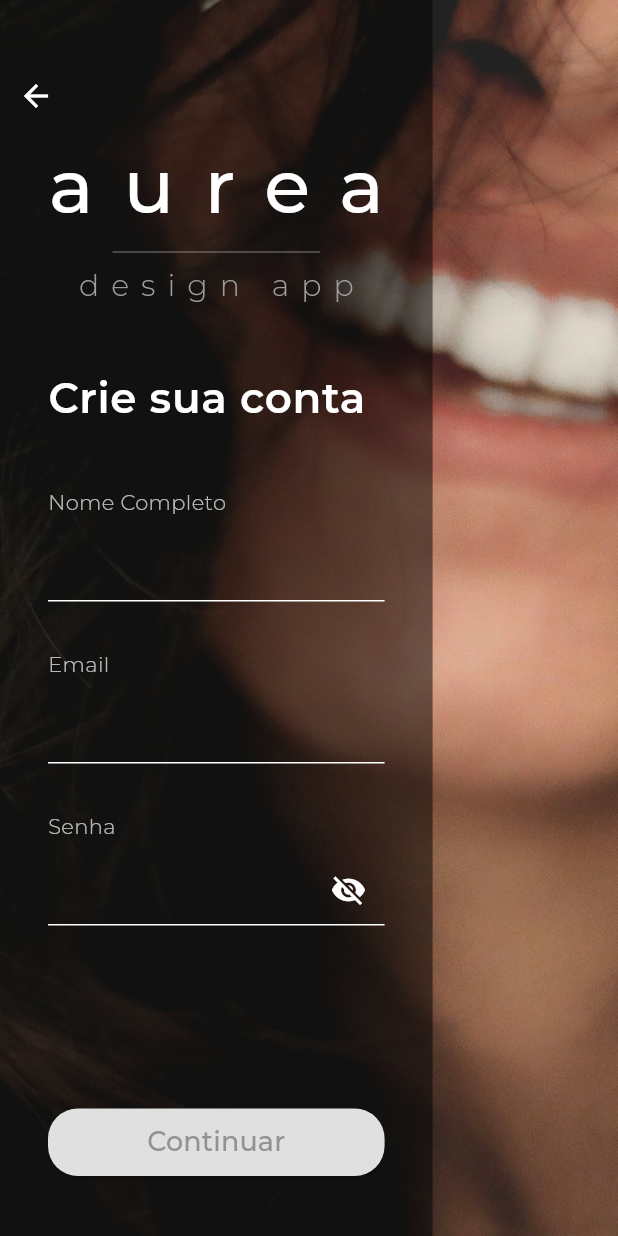
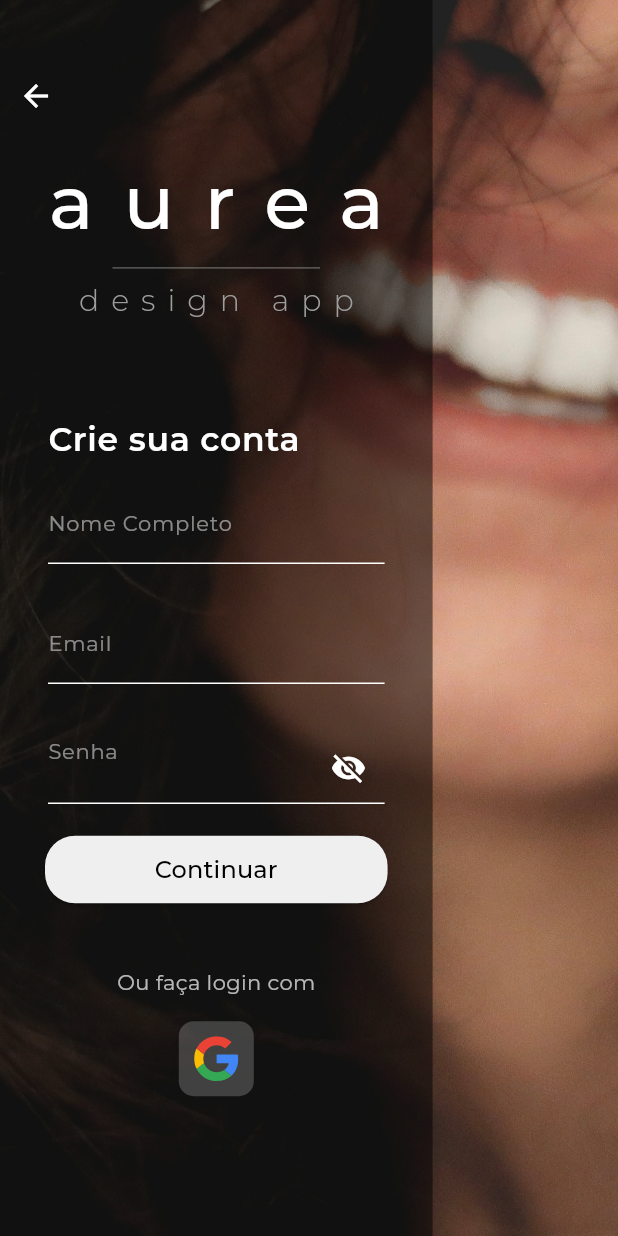
Before and after one commit to lucasbarretoluz/aurea_app, a Flutter app: the SingUpPageView screen opened directly, on a phone screen of 412 x 824 dp. Run offline on Flutter 3.47's test engine with Material 3 defaults, Android fonts, the phone set to English and light mode, and no system bars; drawn by our look-alikes of toastification; our stand-ins replace bloc, dio, firebase_auth, firebase_core, flutter_bloc, flutter_dotenv and 9 more; missing offline and left inert: google_sign_in_platform_interface, local_auth_android, local_auth_darwin; accounts and stored records are empty; statements that could not run were skipped; project files that could hold a hidden picture were left out.

Commit message:
feat: enhance SingUpPage with Google and Apple sign-in options, improve form layout, and update error handling for better user experience

```diff
--- a/lib/src/presentation/screens/sing_up/sing_up_page.dart
+++ b/lib/src/presentation/screens/sing_up/sing_up_page.dart
@@ -1,9 +1,12 @@
+import 'dart:io';
+
 import 'package:aurea_app/src/logic/bloc/auth/auth_bloc.dart';
 import 'package:aurea_app/src/presentation/widgets/buttons/loading_button.dart';
 import 'package:aurea_app/src/presentation/widgets/form_fields/text_field_with_label.dart';
 import 'package:aurea_app/src/presentation/widgets/logo/logo_widget.dart';
 import 'package:flutter/material.dart';
 import 'package:flutter_bloc/flutter_bloc.dart';
+import 'package:flutter_svg/svg.dart';
 import 'package:go_router/go_router.dart';
 
 class SingUpPage extends StatelessWidget {
@@ -43,6 +46,14 @@ class _SingUpPageViewState extends State<SingUpPageView>
     }
   }
 
+  void _handleGoogleSignIn() {
+    context.read<AuthBloc>().add(const SingInGoogleRequest());
+  }
+
+  void _handleAppleSignIn() {
+    context.read<AuthBloc>().add(const SingInAppleRequest());
+  }
+
   @override
   void initState() {
     super.initState();
@@ -59,16 +70,19 @@ class _SingUpPageViewState extends State<SingUpPageView>
       listener: (context, state) {
         if (state is Authenticated) {
           context.go('/home');
-        } else if (state is AuthSingUpError) {
+        } else if (state is AuthSingUpError || state is AuthError) {
           ScaffoldMessenger.of(context).showSnackBar(
             SnackBar(
-              content: Text(state.error),
+              content: Text(
+                state is AuthSingUpError ? state.error : (state as AuthError).error,
+              ),
               backgroundColor: Colors.red,
             ),
           );
         }
       },
       child: Scaffold(
+        resizeToAvoidBottomInset: false,
         backgroundColor: Colors.black,
         body: Stack(
           children: [
@@ -99,10 +113,13 @@ class _SingUpPageViewState extends State<SingUpPageView>
                       child: Form(
                         key: _formKey,
                         child: Column(
+                          mainAxisAlignment: MainAxisAlignment.spaceAround,
                           children: [
                             LogoWidget(),
                             Padding(
-                              padding: const EdgeInsets.symmetric(horizontal: 32.0),
+                              padding: const EdgeInsets.symmetric(
+                                horizontal: 32.0,
+                              ),
                               child: Column(
                                 crossAxisAlignment: CrossAxisAlignment.start,
                                 children: [
@@ -111,16 +128,16 @@ class _SingUpPageViewState extends State<SingUpPageView>
                                     'Crie sua conta',
                                     style: TextStyle(
                                       color: Colors.white,
-                                      fontSize: 28,
+                                      fontSize: 22,
                                       fontWeight: FontWeight.w600,
                                       fontFamily: 'Montserrat',
                                       letterSpacing: 0.5,
                                     ),
                                   ),
-                                  SizedBox(height: 40),
+                                  SizedBox(height: 20),
                                   TextFieldWithLabel(
                                     controller: _nameController,
-                                    label: 'Nome Completo',
+                                    hint: 'Nome Completo',
                                     colorLabel: Colors.white,
                                     iconColor: Colors.white,
                                     validator: (value) {
@@ -133,7 +150,7 @@ class _SingUpPageViewState extends State<SingUpPageView>
                                   SizedBox(height: 32),
                                   TextFieldWithLabel(
                                     controller: _emailController,
-                                    label: 'Email',
+                                    hint: 'Email',
                                     keyboardType: TextInputType.emailAddress,
                                     colorLabel: Colors.white,
                                     iconColor: Colors.white,
@@ -150,7 +167,7 @@ class _SingUpPageViewState extends State<SingUpPageView>
                                   SizedBox(height: 32),
                                   TextFieldWithLabel(
                                     controller: _passwordController,
-                                    label: 'Senha',
+                                    hint: 'Senha',
                                     obscureText: true,
                                     colorLabel: Colors.white,
                                     iconColor: Colors.white,
@@ -167,12 +184,11 @@ class _SingUpPageViewState extends State<SingUpPageView>
                                 ],
                               ),
                             ),
-                          ],
+                            Padding(
+                              padding: const EdgeInsets.only(
+                                right: 30,
+                                left: 30,
                               ),
-                      ),
-                    ),
-                    Padding(
-                      padding: const EdgeInsets.fromLTRB(32.0, 0.0, 32.0, 40.0),
                               child: BlocBuilder<AuthBloc, AuthState>(
                                 builder: (context, state) {
                                   final isLoading = state is AuthLoading;
@@ -180,15 +196,73 @@ class _SingUpPageViewState extends State<SingUpPageView>
                                     onPressed: isLoading ? null : _handleSignUp,
                                     isLoading: isLoading,
                                     text: 'Continuar',
-                            backgroundColor: Colors.grey.shade300,
-                            textColor: Colors.black,
-                            textStyle: TextStyle(
-                              fontSize: 18,
-                              fontWeight: FontWeight.w500,
+                                  );
+                                },
+                              ),
+                            ),
+                            SizedBox(),
+                            BlocBuilder<AuthBloc, AuthState>(
+                              builder: (context, state) {
+                                final isLoading = state is AuthLoading;
+                                return Column(
+                                  children: [
+                                    Text(
+                                      'Ou faça login com',
+                                      style: TextStyle(
+                                        color: Colors.white.withOpacity(0.7),
+                                        fontSize: 14,
                                         fontFamily: 'Montserrat',
                                       ),
+                                    ),
+                                    SizedBox(height: 16),
+                                    Row(
+                                      mainAxisAlignment: MainAxisAlignment.center,
+                                      children: [
+                                        GestureDetector(
+                                          onTap: isLoading ? null : _handleGoogleSignIn,
+                                          child: Container(
+                                            width: 50,
+                                            height: 50,
+                                            padding: const EdgeInsets.all(10),
+                                            decoration: BoxDecoration(
+                                              color: Colors.white.withOpacity(0.2),
+                                              borderRadius: BorderRadius.circular(10),
+                                            ),
+                                            child: SvgPicture.asset('assets/icons/google.svg'),
+                                          ),
+                                        ),
+                                        if (Platform.isIOS) ...[
+                                          const SizedBox(width: 10),
+                                          GestureDetector(
+                                            onTap: isLoading ? null : _handleAppleSignIn,
+                                            child: Container(
+                                              width: 50,
+                                              height: 50,
+                                              padding: const EdgeInsets.fromLTRB(6, 6, 6, 10),
+                                              decoration: BoxDecoration(
+                                                color: Colors.white.withOpacity(0.2),
+                                                borderRadius: BorderRadius.circular(10),
+                                              ),
+                                              child: SvgPicture.asset(
+                                                'assets/icons/apple.svg',
+                                                colorFilter: const ColorFilter.mode(
+                                                  Colors.white,
+                                                  BlendMode.srcIn,
+                                                ),
+                                              ),
+                                            ),
+                                          ),
+                                        ],
+                                      ],
+                                    ),
+                                  ],
                                 );
                               },
+                            ),
+                            SizedBox(height: 20),
+                            SizedBox(height: 20),
+                          ],
+                        ),
                       ),
                     ),
                   ],
```
Lines whose indentation alone changed are shown as unchanged.
